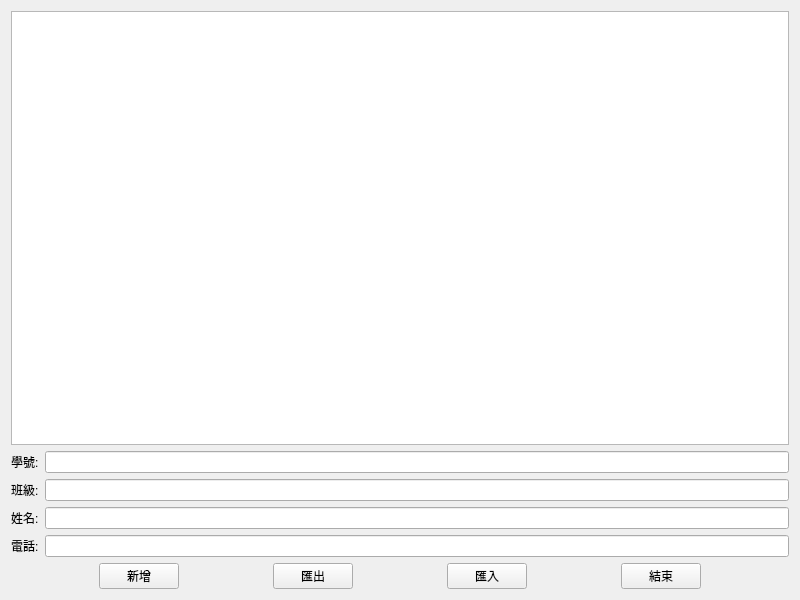
41343247/ContactBook, file mywidget.ui: the form before one commit.
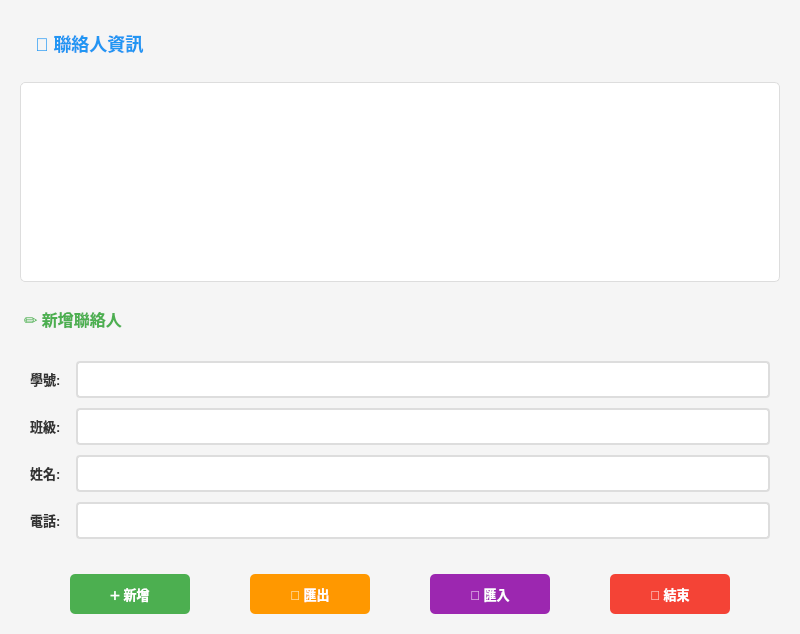
The form after the commit.

Commit message: Enhance UI with modern Material Design styling

The edit to the form file:
```diff
--- a/mywidget.ui
+++ b/mywidget.ui
@@ -11,14 +11,186 @@
    </rect>
   </property>
   <property name="windowTitle">
-   <string>MyWidget</string>
+   <string>通訊錄管理系統</string>
+  </property>
+  <property name="styleSheet">
+   <string notr="true">QWidget {
+    background-color: #f5f5f5;
+}
+
+QTableWidget {
+    background-color: white;
+    border: 1px solid #ddd;
+    border-radius: 5px;
+    gridline-color: #e0e0e0;
+}
+
+QTableWidget::item {
+    padding: 8px;
+}
+
+QTableWidget::item:selected {
+    background-color: #4CAF50;
+    color: white;
+}
+
+QHeaderView::section {
+    background-color: #2196F3;
+    color: white;
+    padding: 10px;
+    border: none;
+    font-weight: bold;
+    font-size: 14px;
+}
+
+QLineEdit {
+    padding: 8px;
+    border: 2px solid #ddd;
+    border-radius: 4px;
+    background-color: white;
+    font-size: 13px;
+}
+
+QLineEdit:focus {
+    border: 2px solid #2196F3;
+}
+
+QLabel {
+    font-size: 13px;
+    font-weight: bold;
+    color: #333;
+}
+
+QPushButton {
+    background-color: #2196F3;
+    color: white;
+    border: none;
+    padding: 10px 20px;
+    border-radius: 5px;
+    font-size: 13px;
+    font-weight: bold;
+    min-width: 80px;
+}
+
+QPushButton:hover {
+    background-color: #1976D2;
+}
+
+QPushButton:pressed {
+    background-color: #0D47A1;
+}
+
+QPushButton#pushButton {
+    background-color: #4CAF50;
+}
+
+QPushButton#pushButton:hover {
+    background-color: #45a049;
+}
+
+QPushButton#pushButton_2 {
+    background-color: #FF9800;
+}
+
+QPushButton#pushButton_2:hover {
+    background-color: #F57C00;
+}
+
+QPushButton#pushButton_3 {
+    background-color: #9C27B0;
+}
+
+QPushButton#pushButton_3:hover {
+    background-color: #7B1FA2;
+}
+
+QPushButton#pushButton_4 {
+    background-color: #f44336;
+}
+
+QPushButton#pushButton_4:hover {
+    background-color: #d32f2f;
+}</string>
   </property>
   <layout class="QVBoxLayout" name="verticalLayout">
+   <property name="spacing">
+    <number>15</number>
+   </property>
+   <property name="leftMargin">
+    <number>20</number>
+   </property>
+   <property name="topMargin">
+    <number>20</number>
+   </property>
+   <property name="rightMargin">
+    <number>20</number>
+   </property>
+   <property name="bottomMargin">
+    <number>20</number>
+   </property>
    <item>
-    <widget class="QTableWidget" name="tableWidget"/>
+    <widget class="QLabel" name="titleLabel">
+     <property name="text">
+      <string>📞 聯絡人資訊</string>
+     </property>
+     <property name="styleSheet">
+      <string notr="true">QLabel {
+    font-size: 18px;
+    font-weight: bold;
+    color: #2196F3;
+    padding: 10px;
+}</string>
+     </property>
+    </widget>
+   </item>
+   <item>
+    <widget class="QTableWidget" name="tableWidget">
+     <property name="minimumSize">
+      <size>
+       <width>0</width>
+       <height>200</height>
+      </size>
+     </property>
+     <property name="alternatingRowColors">
+      <bool>true</bool>
+     </property>
+    </widget>
+   </item>
+   <item>
+    <widget class="QLabel" name="formTitleLabel">
+     <property name="text">
+      <string>✏️ 新增聯絡人</string>
+     </property>
+     <property name="styleSheet">
+      <string notr="true">QLabel {
+    font-size: 16px;
+    font-weight: bold;
+    color: #4CAF50;
+    padding: 10px 0px 5px 0px;
+}</string>
+     </property>
+    </widget>
    </item>
    <item>
     <layout class="QFormLayout" name="formLayout">
+     <property name="horizontalSpacing">
+      <number>15</number>
+     </property>
+     <property name="verticalSpacing">
+      <number>10</number>
+     </property>
+     <property name="leftMargin">
+      <number>10</number>
+     </property>
+     <property name="topMargin">
+      <number>10</number>
+     </property>
+     <property name="rightMargin">
+      <number>10</number>
+     </property>
+     <property name="bottomMargin">
+      <number>10</number>
+     </property>
      <item row="0" column="0">
       <widget class="QLabel" name="label">
        <property name="text">
@@ -63,6 +235,12 @@
    </item>
    <item>
     <layout class="QHBoxLayout" name="horizontalLayout">
+     <property name="spacing">
+      <number>10</number>
+     </property>
+     <property name="topMargin">
+      <number>10</number>
+     </property>
      <item>
       <spacer name="horizontalSpacer_2">
        <property name="orientation">
@@ -79,7 +257,10 @@
      <item>
       <widget class="QPushButton" name="pushButton">
        <property name="text">
-        <string>新增</string>
+        <string>➕ 新增</string>
+       </property>
+       <property name="toolTip">
+        <string>將輸入的聯絡人資訊加入到列表中</string>
        </property>
       </widget>
      </item>
@@ -99,7 +280,10 @@
      <item>
       <widget class="QPushButton" name="pushButton_2">
        <property name="text">
-        <string>匯出</string>
+        <string>💾 匯出</string>
+       </property>
+       <property name="toolTip">
+        <string>將聯絡人列表匯出為檔案</string>
        </property>
       </widget>
      </item>
@@ -119,7 +303,10 @@
      <item>
       <widget class="QPushButton" name="pushButton_3">
        <property name="text">
-        <string>匯入</string>
+        <string>📂 匯入</string>
+       </property>
+       <property name="toolTip">
+        <string>從檔案匯入聯絡人資訊</string>
        </property>
       </widget>
      </item>
@@ -139,7 +326,10 @@
      <item>
       <widget class="QPushButton" name="pushButton_4">
        <property name="text">
-        <string>結束</string>
+        <string>🚪 結束</string>
+       </property>
+       <property name="toolTip">
+        <string>匯出並關閉程式</string>
        </property>
       </widget>
      </item>
```
The commit also changes 1 other file.
